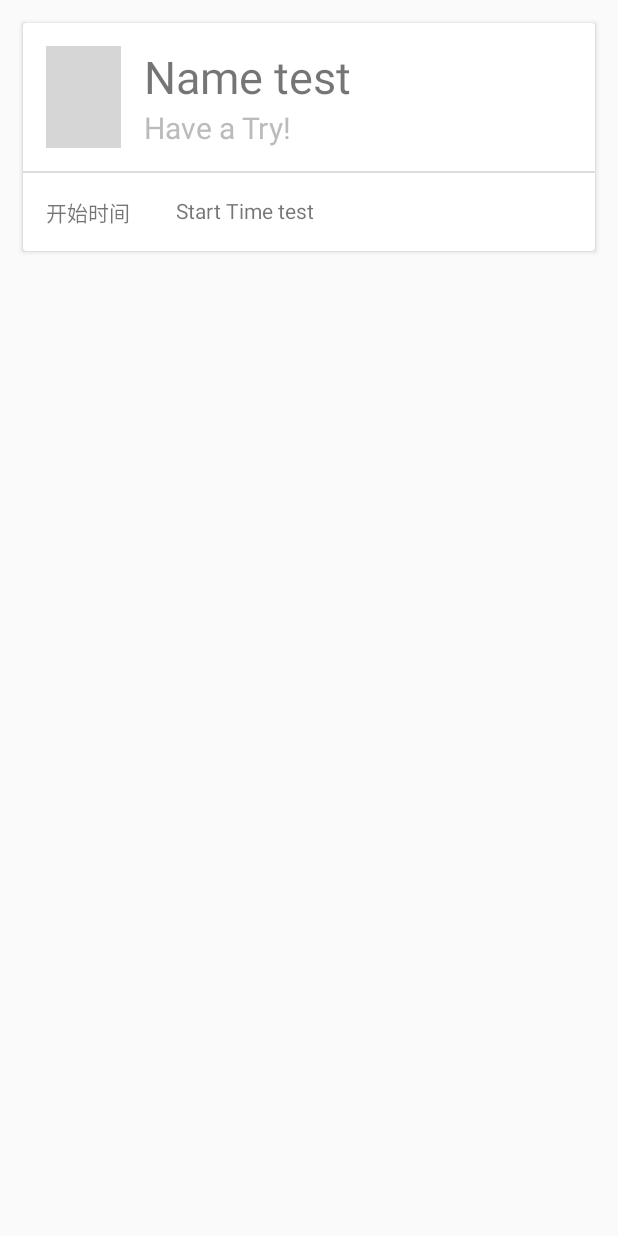
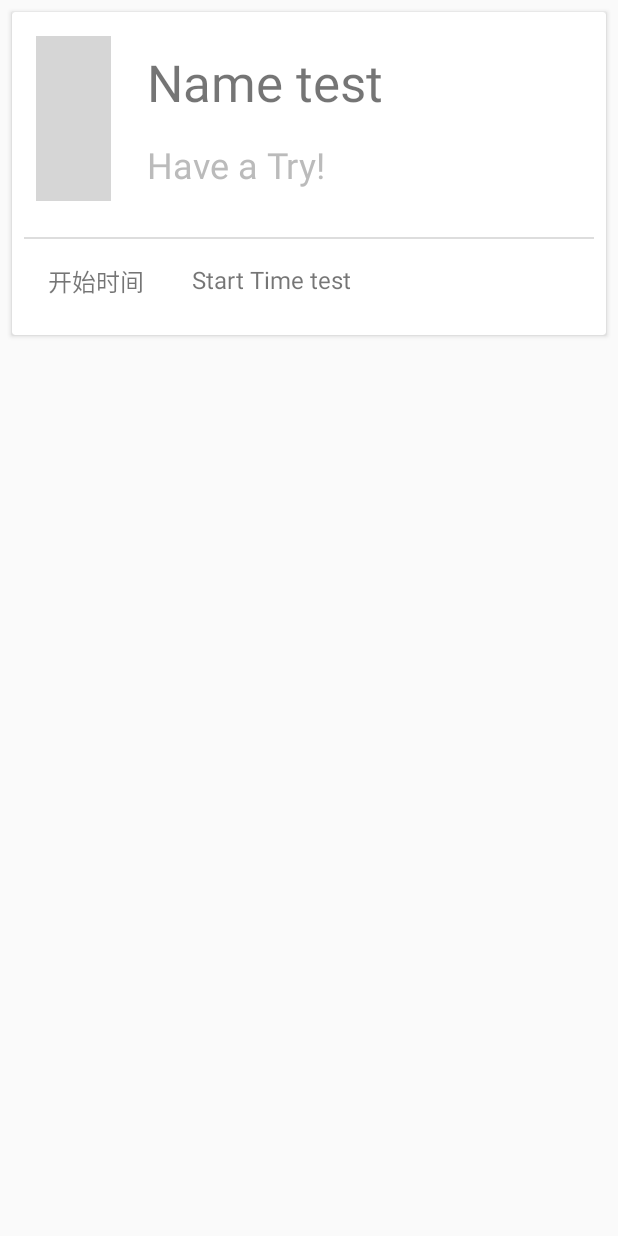
Before and after one commit to YiQunSheng/Campaigo, an Android app: the layout campai_item.xml on its own in the app's theme, with its tools: preview values and no code run, on a phone screen of 412 x 824 dp. Run offline under Robolectric (Android 15) with nearby library versions, the phone set to English and light mode, and no system bars; grey boxes are pictures that could not be loaded.

Commit message:
Item的Material Design方案更改

```diff
--- a/app/src/main/java/com/example/admin/campaigo/ui/activity/login_Activity.java
+++ b/app/src/main/java/com/example/admin/campaigo/ui/activity/login_Activity.java
@@ -87,7 +87,7 @@ public class login_Activity extends AppCompatActivity implements View.OnClickLis
 
 
 
-    class LoginTask extends AsyncTask<Void, Integer, Boolean> {
+     class LoginTask extends AsyncTask<Void, Integer, Boolean> {
         @Override
         protected void onPreExecute() {
             Log.e("PreExecute", "Success");
@@ -139,7 +139,7 @@ public class login_Activity extends AppCompatActivity implements View.OnClickLis
         }
     }
     //这两个不用调用，是判断输入用的
-    private boolean isNameValied(String name) {
+    public boolean isNameValied(String name) {
         return name.length() > 0;
     }
     private boolean isPasswdValied(String passwd) {
--- a/app/src/main/res/layout/campai_item.xml
+++ b/app/src/main/res/layout/campai_item.xml
@@ -7,7 +7,7 @@
 
 
         <android.support.v7.widget.CardView
-            android:layout_margin="15dp"
+            android:layout_margin="8dp"
             android:background="@color/colorAccent"
             android:layout_width="match_parent"
             android:layout_height="wrap_content">
@@ -16,7 +16,7 @@
                 android:layout_width="match_parent"
                 android:layout_height="wrap_content">
                 <LinearLayout
-                    android:layout_margin="15dp"
+                    android:layout_margin="16dp"
                     android:layout_width="match_parent"
                     android:layout_height="wrap_content"
                     android:orientation="horizontal">
@@ -25,20 +25,22 @@
                         android:layout_width="50dp"
                         android:layout_height="match_parent" />
                     <LinearLayout
-                        android:layout_marginLeft="15dp"
+                        android:layout_marginLeft="16dp"
                         android:layout_width="wrap_content"
                         android:orientation="vertical"
                         android:layout_height="wrap_content">
                         <TextView
+                            android:layout_margin="8dp"
                             android:id="@+id/item_name"
                             android:text="Name test"
-                            android:textSize="30sp"
+                            android:textSize="34sp"
                             android:layout_width="match_parent"
                             android:layout_height="wrap_content" />
                         <TextView
+                            android:layout_margin="8dp"
                             android:text="Have a Try!"
                             android:textColor="#BBBBBB"
-                            android:textSize="20sp"
+                            android:textSize="24sp"
                             android:layout_width="match_parent"
                             android:layout_height="wrap_content" />
                     </LinearLayout>
@@ -46,6 +48,7 @@
 
                 </LinearLayout>
                 <LinearLayout
+                    android:layout_margin="8dp"
                     android:orientation="vertical"
                     android:layout_width="match_parent"
                     android:layout_height="match_parent">
@@ -58,13 +61,15 @@
                         android:layout_width="match_parent"
                         android:layout_height="wrap_content">
                         <TextView
-                            android:layout_margin="15dp"
+                            android:layout_margin="16dp"
                             android:text="开始时间"
+                            android:textSize="16sp"
                             android:layout_width="wrap_content"
                             android:layout_height="wrap_content" />
                         <TextView
                             android:id="@+id/item_StartTime"
-                            android:layout_margin="15dp"
+                            android:layout_margin="16dp"
+                            android:textSize="16sp"
                             android:text="Start Time test"
                             android:layout_width="match_parent"
                             android:layout_height="match_parent" />
```
Also changed, not shown: app/src/main/java/com/example/admin/campaigo/ui/fragment/applyFragment.java (+12 -4 lines), app/src/main/res/values/colors.xml (+10 -0 lines), 1 other file.
